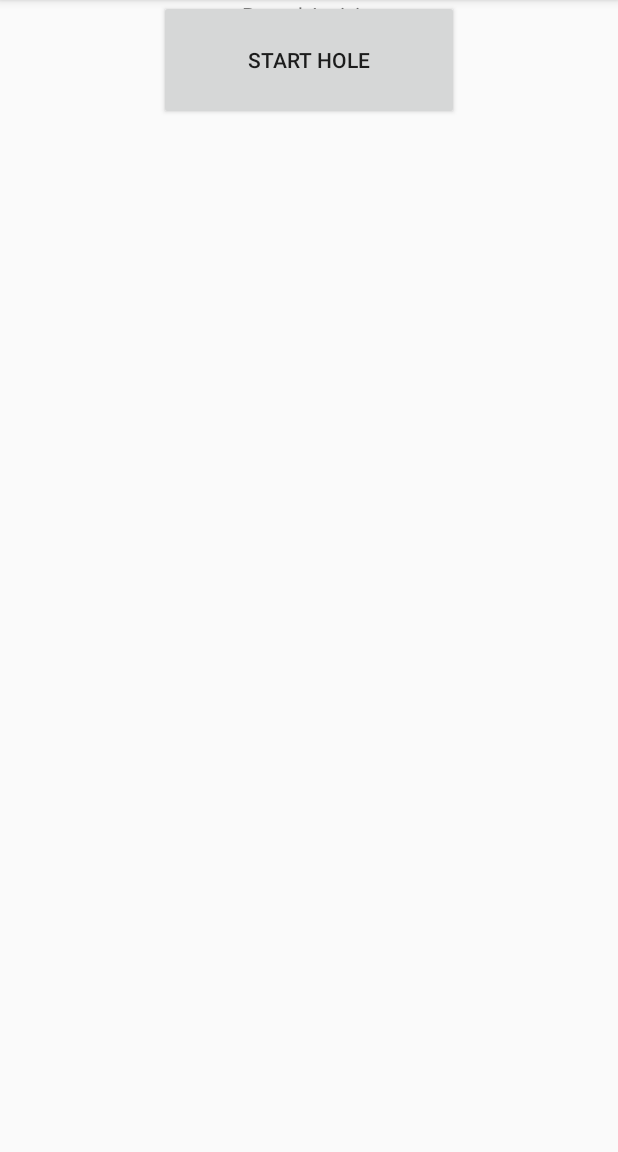
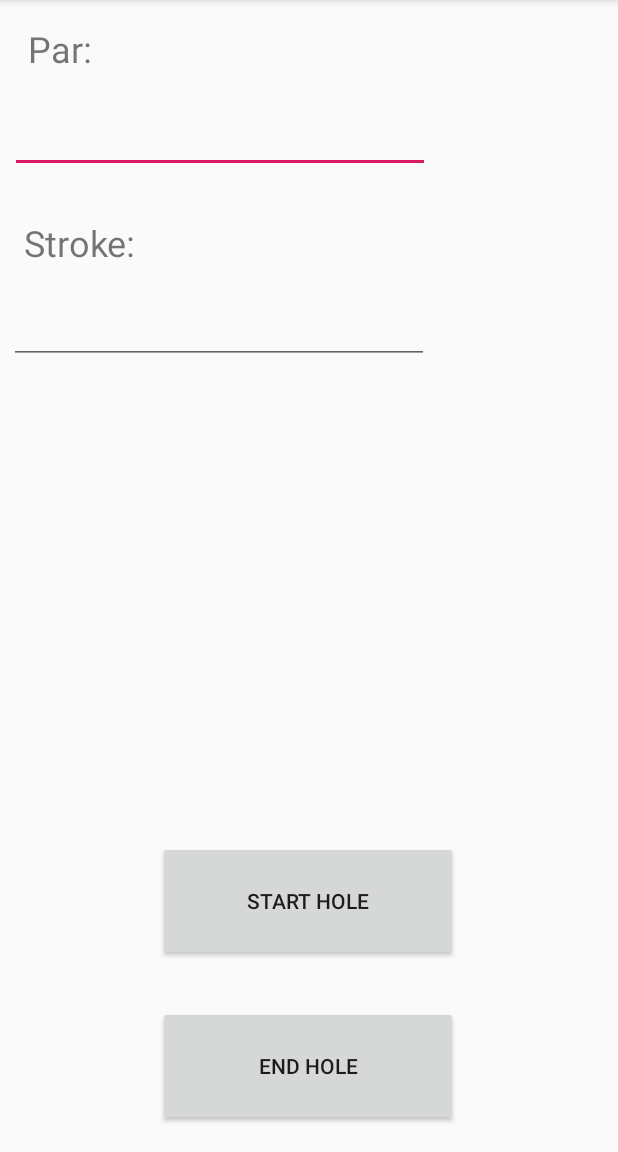
Before and after one commit to v30/test_golf_app, an Android app: the ActivityRound screen opened directly, with no data from a screen before it, on a phone screen of 412 x 824 dp, the part 84-1236 px from its top. Run offline under Robolectric (Android 15) with nearby library versions, the phone set to English and light mode, and no system bars.

Commit message:
happy with the round, hole and shot navigation

```diff
--- a/app/src/main/java/za/co/nelowen/ActivityHole.java
+++ b/app/src/main/java/za/co/nelowen/ActivityHole.java
@@ -16,8 +16,12 @@ public class ActivityHole extends AppCompatActivity {
     }
 
     public void startShot(View view) {
+        Intent roundIntent = getIntent();
+        int holeNumber = roundIntent.getIntExtra(ActivityRound.HOLE_NUMBER, 0);
+        System.out.println("[HOLE NUMBER]: "+ holeNumber);
         shotNumber++;
         Intent intent = new Intent(this, ActivityShot.class);
+        intent.putExtra("hole_number", shotNumber);
         startActivity(intent);
         System.out.println("[SHOT NUMBER]: "+ shotNumber);
     }
--- a/app/src/main/res/layout/activity_round.xml
+++ b/app/src/main/res/layout/activity_round.xml
@@ -7,20 +7,79 @@
     tools:context=".ActivityRound">
 
     <TextView
-        android:id="@+id/textView"
+        android:id="@+id/textViewHolePar"
         android:layout_width="wrap_content"
         android:layout_height="wrap_content"
-        android:text="Round Activity"
+        android:text="Par:"
+        android:textSize="24sp"
+        app:layout_constraintBottom_toBottomOf="parent"
         app:layout_constraintEnd_toEndOf="parent"
+        app:layout_constraintHorizontal_bias="0.05"
         app:layout_constraintStart_toStartOf="parent"
-        tools:layout_editor_absoluteY="70dp" />
+        app:layout_constraintTop_toTopOf="parent"
+        app:layout_constraintVertical_bias="0.022" />
+
+    <EditText
+        android:id="@+id/editTextHolePar"
+        android:layout_width="280dp"
+        android:layout_height="wrap_content"
+        android:textSize="24sp"
+        app:layout_constraintBottom_toBottomOf="parent"
+        app:layout_constraintEnd_toEndOf="parent"
+        app:layout_constraintHorizontal_bias="0.052"
+        app:layout_constraintStart_toStartOf="parent"
+        app:layout_constraintTop_toTopOf="parent"
+        app:layout_constraintVertical_bias="0.087" />
+
+    <TextView
+        android:id="@+id/textViewHoleStroke"
+        android:layout_width="wrap_content"
+        android:layout_height="wrap_content"
+        android:text="Stroke:"
+        android:textSize="24sp"
+        app:layout_constraintBottom_toBottomOf="parent"
+        app:layout_constraintEnd_toEndOf="parent"
+        app:layout_constraintHorizontal_bias="0.047"
+        app:layout_constraintStart_toStartOf="parent"
+        app:layout_constraintTop_toTopOf="parent"
+        app:layout_constraintVertical_bias="0.198" />
+
+    <EditText
+        android:id="@+id/editTextHoleStroke"
+        android:layout_width="280dp"
+        android:layout_height="wrap_content"
+        android:textSize="24sp"
+        app:layout_constraintBottom_toBottomOf="parent"
+        app:layout_constraintEnd_toEndOf="parent"
+        app:layout_constraintHorizontal_bias="0.044"
+        app:layout_constraintStart_toStartOf="parent"
+        app:layout_constraintTop_toTopOf="parent"
+        app:layout_constraintVertical_bias="0.265" />
 
     <androidx.appcompat.widget.AppCompatButton
+        android:id="@+id/buttonStartHole"
         android:layout_width="200dp"
         android:layout_height="80dp"
+        android:onClick="startHole"
         android:text="Start Hole"
-        android:onClick="startHole"
+        app:layout_constraintBottom_toBottomOf="parent"
         app:layout_constraintEnd_toEndOf="parent"
+        app:layout_constraintHorizontal_bias="0.497"
         app:layout_constraintStart_toStartOf="parent"
-        tools:layout_editor_absoluteY="83dp" />
+        app:layout_constraintTop_toTopOf="parent"
+        app:layout_constraintVertical_bias="0.815" />
+
+    <androidx.appcompat.widget.AppCompatButton
+        android:id="@+id/buttonEndHole"
+        android:layout_width="200dp"
+        android:layout_height="80dp"
+        android:onClick="endHole"
+        android:text="End Hole"
+        app:layout_constraintBottom_toBottomOf="parent"
+        app:layout_constraintEnd_toEndOf="parent"
+        app:layout_constraintHorizontal_bias="0.497"
+        app:layout_constraintStart_toStartOf="parent"
+        app:layout_constraintTop_toTopOf="parent"
+        app:layout_constraintVertical_bias="0.975" />
+
 </androidx.constraintlayout.widget.ConstraintLayout>
```
Also changed, not shown: app/src/main/java/za/co/nelowen/ActivityRound.java (+40 -4 lines).
